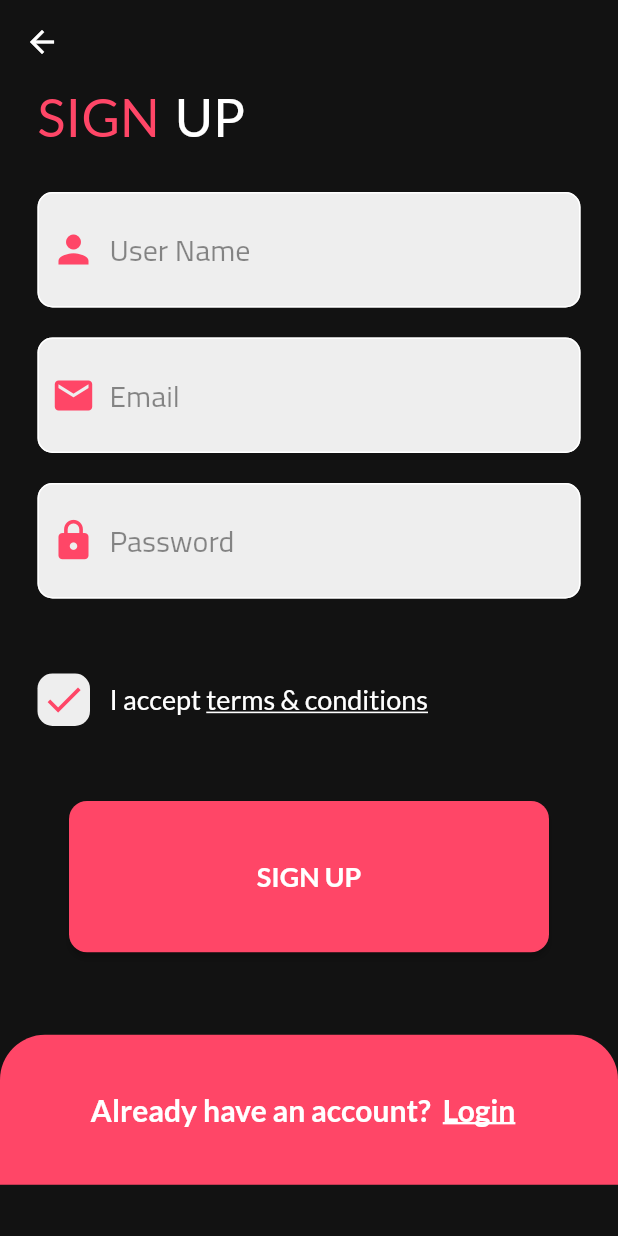
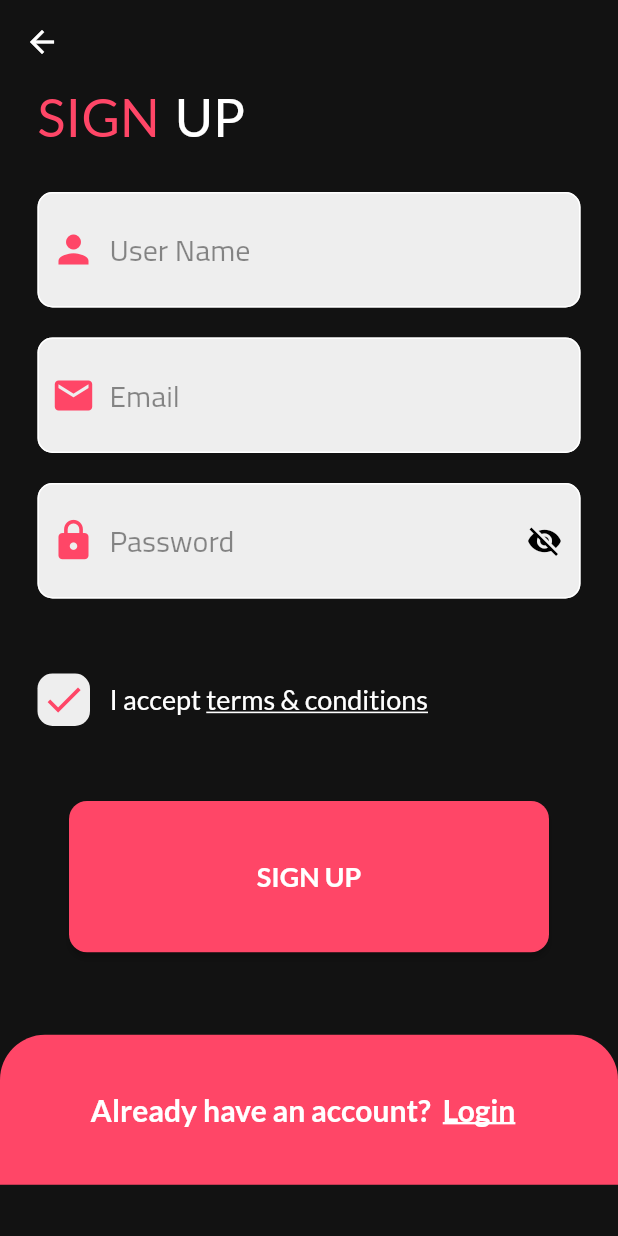
Before and after one commit to Amg2013/Astro-shop, a Flutter app: the SignUpScreen screen opened by its route, on a phone screen of 412 x 824 dp. Run offline on Flutter 3.47's test engine with Material 2 defaults, Android fonts, the phone set to English and light mode, and no system bars; our stand-ins replace get, google_fonts.

Commit message:
added visibility password in sign up screen field

```diff
--- /dev/null
+++ b/lib/bindings/auth_bindings.dart
@@ -0,0 +1,9 @@
+import 'package:get/get.dart';
+import 'package:shooping_app/controller/auth_controller.dart';
+
+class AuthBinding extends Bindings {
+  @override
+  void dependencies() {
+    Get.put(AuthController());
+  }
+}
--- /dev/null
+++ b/lib/controller/auth_controller.dart
@@ -0,0 +1,10 @@
+import 'package:get/get.dart';
+
+class AuthController extends GetxController {
+  bool isVisibility = false;
+
+  void visibility() {
+    isVisibility = !isVisibility;
+    update();
+  }
+}
--- a/lib/routes/app_routes.dart
+++ b/lib/routes/app_routes.dart
@@ -1,4 +1,5 @@
 import 'package:get/get.dart';
+import 'package:shooping_app/bindings/auth_bindings.dart';
 
 import '../view/screens/auth/login.dart';
 import '../view/screens/auth/sign_up.dart';
@@ -10,7 +11,10 @@ class AppRoutes {
   static const loginScreenRoute = '/login';
   static final routes = [
     GetPage(name: welcomeRoute, page: () => const WelcomeScreen()),
-    GetPage(name: signUpScreenRoute, page: () => SignUpScreen()),
+    GetPage(
+        name: signUpScreenRoute,
+        page: () => SignUpScreen(),
+        binding: AuthBinding()),
     GetPage(name: loginScreenRoute, page: () => const LoginScreen()),
   ];
 }
--- a/lib/view/screens/auth/sign_up.dart
+++ b/lib/view/screens/auth/sign_up.dart
@@ -1,6 +1,7 @@
 import 'package:flutter/material.dart';
 import 'package:get/get.dart';
 import 'package:get/get_core/src/get_main.dart';
+import 'package:shooping_app/controller/auth_controller.dart';
 import 'package:shooping_app/utils/my_string.dart';
 
 import '../../../utils/theme.dart';
@@ -110,7 +111,8 @@ class SignUpScreen extends StatelessWidget {
                           SizedBox(
                             height: 20,
                           ),
-                          AuthTextFormField(
+                          GetBuilder<AuthController>(builder: (controller) {
+                            return AuthTextFormField(
                               controller: passwordController,
                               validator: (value) {
                                 if (value.toString().length < 6) {
@@ -118,7 +120,8 @@ class SignUpScreen extends StatelessWidget {
                                 }
                                 return null;
                               },
-                            obscureText: true,
+                              obscureText:
+                                  controller.isVisibility ? false : true,
                               hintText: 'Password',
                               prefixIcon: Get.isDarkMode
                                   ? Image.asset('assets/images/lock.png')
@@ -127,8 +130,22 @@ class SignUpScreen extends StatelessWidget {
                                       color: pinkClr,
                                       size: 30,
                                     ),
-                            suffixIcon: Text(''),
+                              suffixIcon: IconButton(
+                                onPressed: () {
+                                  controller.visibility();
+                                },
+                                icon: controller.isVisibility
+                                    ? Icon(
+                                        Icons.visibility,
+                                        color: Colors.black,
+                                      )
+                                    : Icon(
+                                        Icons.visibility_off,
+                                        color: Colors.black,
                                       ),
+                              ),
+                            );
+                          }),
                           SizedBox(
                             height: 50,
                           ),
```
Lines whose indentation alone changed are shown as unchanged.
